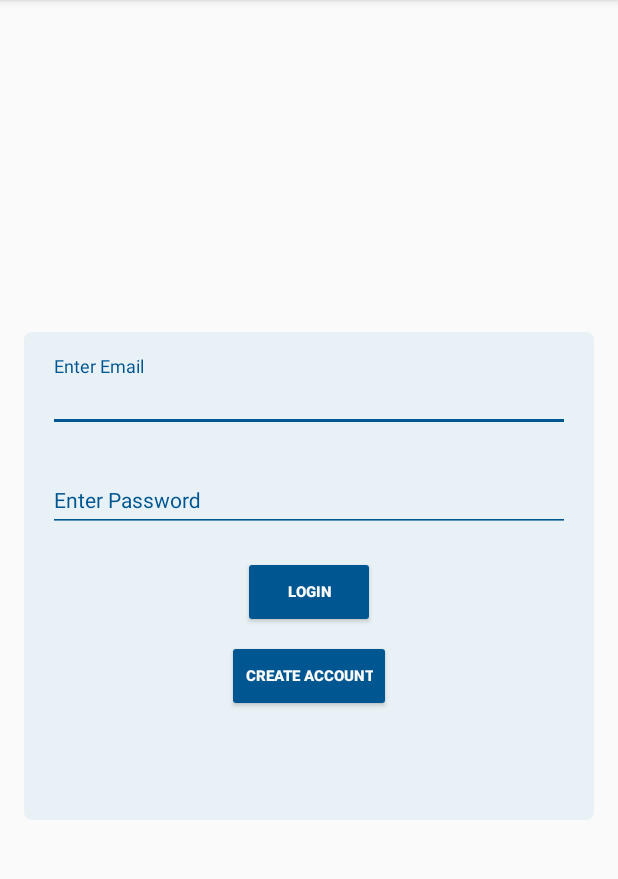
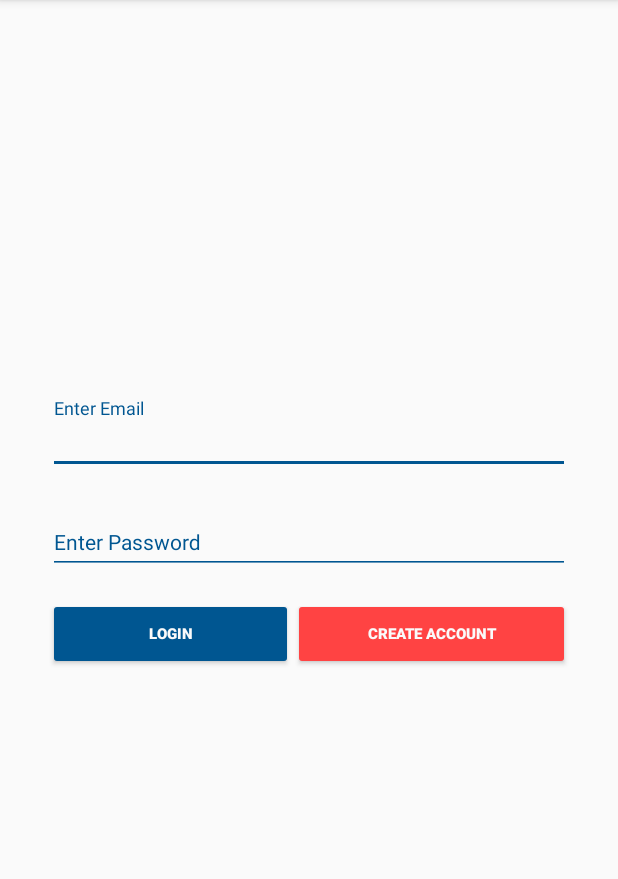
Before and after one commit to honey-hoper/Medlog, an Android app: the screen it shows after launch (LoginActivity), on a phone screen of 412 x 824 dp, the part 84-963 px from its top. Run offline under Robolectric (Android 15) with nearby library versions, the phone set to English and light mode, and no system bars; our stand-ins replace Firebase (no records; nobody signed in at launch, a user with empty details on screens opened directly), RxJava; libraries missing offline, so code that uses them is left out: io.realm; 1 statement that could not run was skipped.

Commit message:
minor fixes

```diff
--- a/app/src/main/AndroidManifest.xml
+++ b/app/src/main/AndroidManifest.xml
@@ -51,9 +51,11 @@
             android:theme="@style/Theme.AppCompat.Light.NoActionBar" />
         <activity
             android:name=".accountCreationCode.AccountCreationCodeActivity"
-            android:screenOrientation="portrait" />
+            android:screenOrientation="portrait"
+            android:theme="@style/Theme.AppCompat.Light.NoActionBar"/>
         <activity android:name=".manageUser.ManageUserActivity"
-            android:screenOrientation="portrait"/>
+            android:screenOrientation="portrait"
+            android:theme="@style/Theme.AppCompat.Light.NoActionBar"/>
         <activity android:name=".listProducts.ListProductsActivity"
             android:screenOrientation="portrait"/>
     </application>
--- a/app/src/main/res/layout/activity_login.xml
+++ b/app/src/main/res/layout/activity_login.xml
@@ -10,7 +10,6 @@
         android:layout_height="wrap_content"
         android:orientation="vertical"
         android:padding="16dp"
-        android:background="@drawable/primary_color_background"
         android:layout_centerInParent="true">
 
         <android.support.design.widget.TextInputLayout
@@ -51,25 +50,33 @@
 
         </android.support.design.widget.TextInputLayout>
 
+        <LinearLayout
+            android:layout_width="match_parent"
+            android:layout_height="wrap_content"
+            android:orientation="horizontal">
+
             <Button
                 android:id="@+id/login_button"
                 android:layout_width="wrap_content"
                 android:layout_height="wrap_content"
-            android:layout_gravity="center_horizontal"
                 android:layout_marginBottom="8dp"
                 android:theme="@style/ColoredButton"
                 android:text="@string/login"
+                android:layout_weight="1"
                 />
 
             <Button
                 android:id="@+id/create_acc_button"
                 android:layout_width="wrap_content"
                 android:layout_height="wrap_content"
-            android:layout_gravity="center_horizontal"
                 android:layout_marginBottom="8dp"
-            android:theme="@style/ColoredButton"
+                android:theme="@style/AccentColoredButton2"
                 android:text="@string/create_acc"
+                android:layout_weight="1"
                 />
+
+
+        </LinearLayout>
 
         <TextView
             android:id="@+id/invalid_login_text_view"
--- /dev/null
+++ b/app/src/main/res/menu/default_menu.xml
@@ -0,0 +1,4 @@
+<?xml version="1.0" encoding="utf-8"?>
+<menu xmlns:android="http://schemas.android.com/apk/res/android">
+
+</menu>
--- a/app/src/main/res/values/styles.xml
+++ b/app/src/main/res/values/styles.xml
@@ -33,7 +33,7 @@
         <item name="colorPrimaryDark">@color/colorPrimaryDark</item>
         <item name="colorAccent">@color/colorAccent</item>
 
-
+        <item name="android:windowBackground">@color/colorAccent</item>
     </style>
 
     <style name="Splash" parent="Theme.AppCompat.Light.NoActionBar">
```
Also changed, not shown: app/src/main/java/com/webhopers/medlog/accountCreationCode/AccountCreationCodeActivity.kt (+19 -0 lines), app/src/main/java/com/webhopers/medlog/managePlaylist/ManagePlaylistActivity.kt (+13 -0 lines), app/src/main/java/com/webhopers/medlog/manageUser/ManageUserActivity.kt (+21 -2 lines), app/src/main/res/layout/activity_account_creation_code.xml (+26 -1 lines), app/src/main/res/layout/activity_manage_user.xml (+22 -4 lines), app/src/main/res/drawable-hdpi/delete.png, app/src/main/res/drawable-mdpi/delete.png, app/src/main/res/drawable-xhdpi/delete.png, app/src/main/res/drawable-xxhdpi/delete.png. Lines whose indentation alone changed are shown as unchanged.
